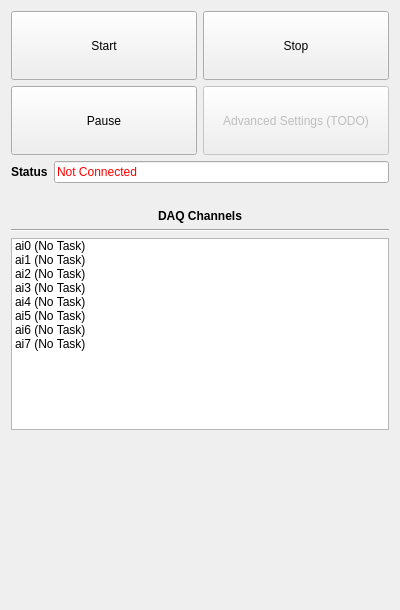
Above: client/src/windows/acquisitioncontrol_window.ui from lPrimemaster/DCScan-GUI before the change. Below: the same form after it.
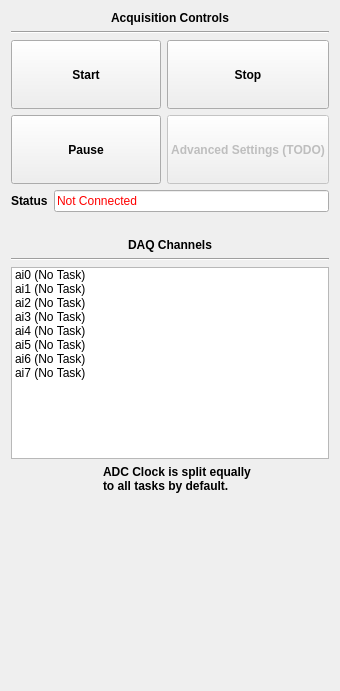
That is the form after the change. Icons and pictures are not drawn.

Commit message: Update visual acq controls window.

```diff
--- a/client/src/windows/acquisitioncontrol_window.ui
+++ b/client/src/windows/acquisitioncontrol_window.ui
@@ -6,14 +6,37 @@
    <rect>
     <x>0</x>
     <y>0</y>
-    <width>400</width>
-    <height>610</height>
+    <width>340</width>
+    <height>691</height>
    </rect>
   </property>
   <property name="windowTitle">
    <string>Form</string>
   </property>
   <layout class="QVBoxLayout" name="verticalLayout_2">
+   <item>
+    <widget class="QLabel" name="label_5">
+     <property name="font">
+      <font>
+       <weight>75</weight>
+       <bold>true</bold>
+      </font>
+     </property>
+     <property name="text">
+      <string>Acquisition Controls</string>
+     </property>
+     <property name="alignment">
+      <set>Qt::AlignCenter</set>
+     </property>
+    </widget>
+   </item>
+   <item>
+    <widget class="Line" name="line_2">
+     <property name="orientation">
+      <enum>Qt::Horizontal</enum>
+     </property>
+    </widget>
+   </item>
    <item>
     <layout class="QGridLayout" name="gridLayout">
      <item row="1" column="0">
@@ -24,6 +47,12 @@
          <height>69</height>
         </size>
        </property>
+       <property name="font">
+        <font>
+         <weight>75</weight>
+         <bold>true</bold>
+        </font>
+       </property>
        <property name="text">
         <string>Pause</string>
        </property>
@@ -37,6 +66,12 @@
          <height>69</height>
         </size>
        </property>
+       <property name="font">
+        <font>
+         <weight>75</weight>
+         <bold>true</bold>
+        </font>
+       </property>
        <property name="text">
         <string>Start</string>
        </property>
@@ -50,6 +85,12 @@
          <height>69</height>
         </size>
        </property>
+       <property name="font">
+        <font>
+         <weight>75</weight>
+         <bold>true</bold>
+        </font>
+       </property>
        <property name="text">
         <string>Stop</string>
        </property>
@@ -66,6 +107,12 @@
          <height>69</height>
         </size>
        </property>
+       <property name="font">
+        <font>
+         <weight>75</weight>
+         <bold>true</bold>
+        </font>
+       </property>
        <property name="text">
         <string>Advanced Settings (TODO)</string>
        </property>
@@ -183,6 +230,60 @@
      </item>
     </widget>
    </item>
+   <item>
+    <layout class="QHBoxLayout" name="horizontalLayout_3">
+     <item>
+      <spacer name="horizontalSpacer_2">
+       <property name="orientation">
+        <enum>Qt::Horizontal</enum>
+       </property>
+       <property name="sizeHint" stdset="0">
+        <size>
+         <width>40</width>
+         <height>20</height>
+        </size>
+       </property>
+      </spacer>
+     </item>
+     <item>
+      <widget class="QLabel" name="label_3">
+       <property name="text">
+        <string/>
+       </property>
+       <property name="pixmap">
+        <pixmap resource="../../res/res.qrc">:/png/warning.png</pixmap>
+       </property>
+      </widget>
+     </item>
+     <item>
+      <widget class="QLabel" name="label_4">
+       <property name="font">
+        <font>
+         <weight>75</weight>
+         <bold>true</bold>
+        </font>
+       </property>
+       <property name="text">
+        <string>ADC Clock is split equally
+to all tasks by default.</string>
+       </property>
+      </widget>
+     </item>
+     <item>
+      <spacer name="horizontalSpacer">
+       <property name="orientation">
+        <enum>Qt::Horizontal</enum>
+       </property>
+       <property name="sizeHint" stdset="0">
+        <size>
+         <width>40</width>
+         <height>20</height>
+        </size>
+       </property>
+      </spacer>
+     </item>
+    </layout>
+   </item>
    <item>
     <spacer name="verticalSpacer">
      <property name="orientation">
```
Left out of the diff: 4 changed lines with no effect on the pictures.
